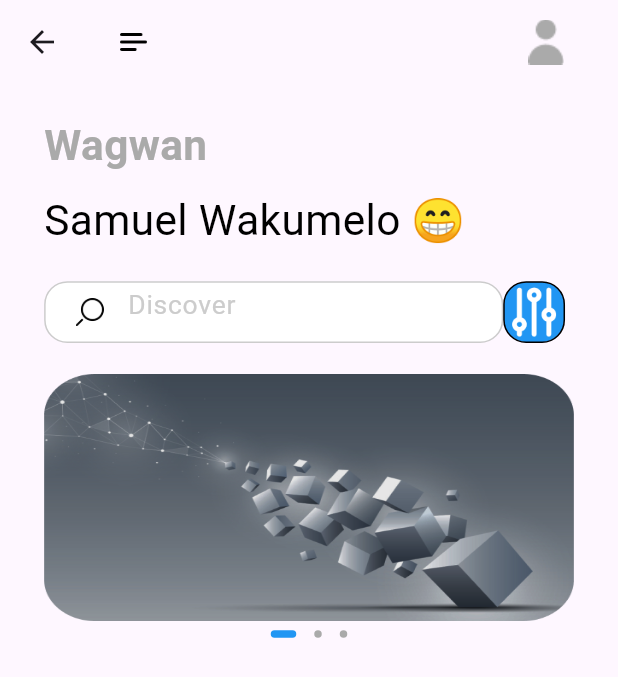
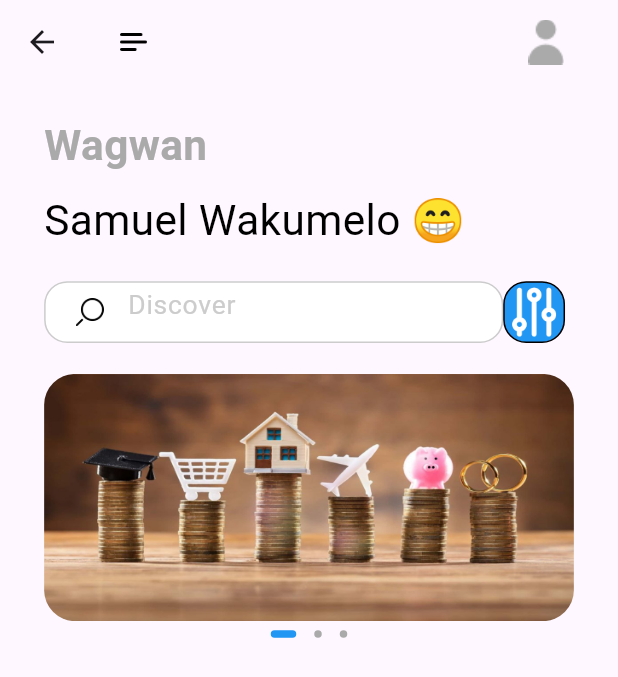
Before and after one commit to SamWaku/apploans, a Flutter app: the HomePage screen opened by its route, on a phone screen of 412 x 824 dp. Shown: the top 677 px of the screen. Run offline on Flutter 3.47's test engine with Material 3 defaults, Android fonts, the phone set to English and light mode, and no system bars; drawn by our look-alikes of dots_indicator; our stand-ins replace firebase_auth, firebase_core, flutter_bloc, flutter_screenutil, shared_preferences; accounts and stored records are empty; Roboto replaces fonts that are missing (Avenir).

Commit message:
chore: new images

```diff
--- a/lib/pages/Home/widgets/home_page_wigets.dart
+++ b/lib/pages/Home/widgets/home_page_wigets.dart
@@ -139,9 +139,9 @@ Widget slidersView(BuildContext context, HomePageStates state) {
             context.read<HomePageBlocs>().add(HomePageDots(value));
           },
           children: [
-            _slidersView(path: "assets/icons/image1.png"),
-            _slidersView(path: "assets/icons/art.png"),
-            _slidersView(path: "assets/icons/image2.png")
+            _slidersView(path: "assets/image1.PNG"),
+            _slidersView(path: "assets/image3.PNG"),
+            _slidersView(path: "assets/image4.PNG")
           ],
         ),
       ),
```
Also changed, not shown: assets/image1.PNG (added), assets/image2.PNG (added), assets/image3.PNG (added), assets/image4.PNG (added).
